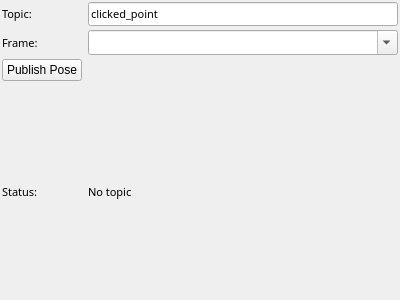
First picture: the form in mapviz_plugins/ui/pose_publisher_config.ui, repository swri-robotics/mapviz, before the edit.
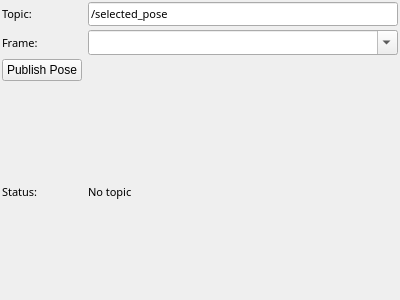
Second picture: the form after the edit.

Commit message: publish in a given frame

Diff of the .ui file:
```diff
--- a/mapviz_plugins/ui/pose_publisher_config.ui
+++ b/mapviz_plugins/ui/pose_publisher_config.ui
@@ -96,7 +96,7 @@
       </font>
      </property>
      <property name="text">
-      <string>clicked_point</string>
+      <string>/selected_pose</string>
      </property>
     </widget>
    </item>
```
The commit also changes 2 other files.
